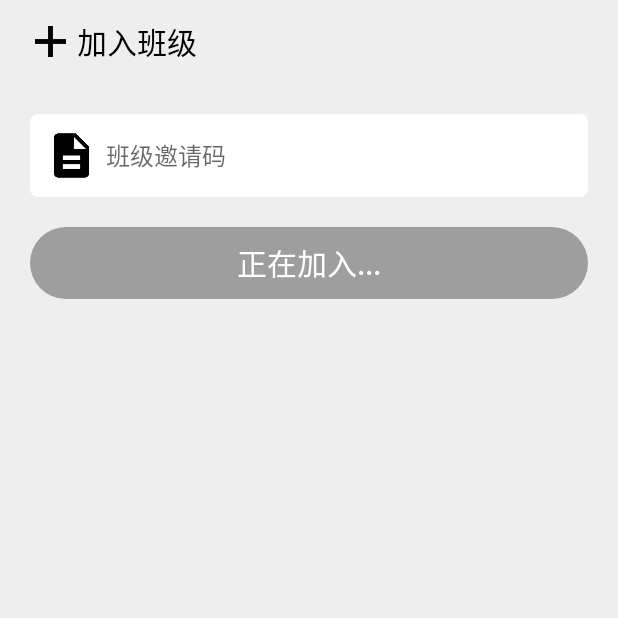
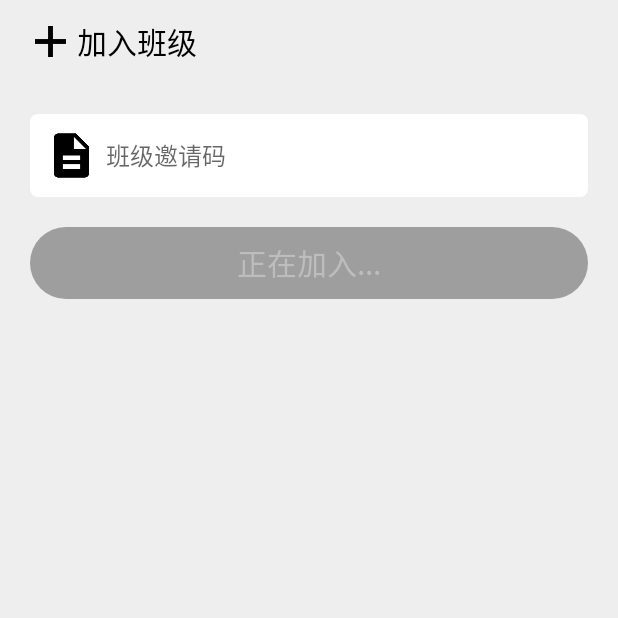
Before and after one commit to byx2000/PowerSignIn, an Android app: the JoinClassActivity screen opened directly, with no data from a screen before it, after a tap on "加入班级", on a phone screen of 412 x 824 dp, the top half of it. Run offline under Robolectric (Android 15) with nearby library versions, the phone set to English and light mode, and no system bars; libraries missing offline, so code that uses them is left out: cn.bmob.v3; 4 statements that could not run were skipped.

Commit message:
update UI

```diff
--- a/app/src/main/java/com/example/powersignin/JoinClassActivity.java
+++ b/app/src/main/java/com/example/powersignin/JoinClassActivity.java
@@ -2,7 +2,9 @@ package com.example.powersignin;
 
 import android.content.Context;
 import android.content.Intent;
+import android.os.Build;
 import android.os.Bundle;
+import android.support.annotation.RequiresApi;
 import android.support.v7.widget.Toolbar;
 import android.view.View;
 import android.widget.Button;
@@ -55,17 +57,18 @@ public class JoinClassActivity extends BaseActivity implements View.OnClickListe
     protected void initData()
     {
         setSupportActionBar(mToolbar);
-        //setToolbarTitle("加入班级");
         getSupportActionBar().setDisplayShowTitleEnabled(false);
 
         mStudentObjectId = getIntent().getStringExtra(EXTRA_STUDENT_OBJECTID);
     }
 
+    @RequiresApi(api = Build.VERSION_CODES.M)
     @Override
     public void onClick(View v)
     {
-        mJoinClassButton.setEnabled(false);
-        mJoinClassButton.setText("正在加入...");
+        //mJoinClassButton.setEnabled(false);
+        //mJoinClassButton.setText("正在加入...");
+        disableJoinClassButton();
 
         String classroomObjectId = mClassCodeEditText.getText().toString();
         joinClassroom(mStudentObjectId, classroomObjectId, new JoinClassroomListener()
@@ -82,9 +85,26 @@ public class JoinClassActivity extends BaseActivity implements View.OnClickListe
             public void failed(String info)
             {
                 toast("加入班级失败: " + info);
-                mJoinClassButton.setEnabled(true);
-                mJoinClassButton.setText("加入班级");
+                //mJoinClassButton.setEnabled(true);
+                //mJoinClassButton.setText("加入班级");
+                enableJoinClassButton();
             }
         });
     }
+
+    @RequiresApi(api = Build.VERSION_CODES.M)
+    private void disableJoinClassButton()
+    {
+        mJoinClassButton.setEnabled(false);
+        mJoinClassButton.setTextColor(getColor(R.color.grey));
+        mJoinClassButton.setText("正在加入...");
+    }
+
+    @RequiresApi(api = Build.VERSION_CODES.M)
+    private void enableJoinClassButton()
+    {
+        mJoinClassButton.setEnabled(true);
+        mJoinClassButton.setTextColor(getColor(R.color.white));
+        mJoinClassButton.setText("加入班级");
+    }
 }
--- a/app/src/main/java/com/example/powersignin/SignupActivity.java
+++ b/app/src/main/java/com/example/powersignin/SignupActivity.java
@@ -187,8 +187,9 @@ public class SignupActivity extends BaseActivity implements View.OnClickListener
                                 public void failed(String info)
                                 {
                                     toast("注册失败: " + info);
-                                    mSignupButton.setEnabled(true);
-                                    mSignupButton.setText("注册");
+                                    //mSignupButton.setEnabled(true);
+                                    //mSignupButton.setText("注册");
+                                    enableSignupButton();
                                 }
                             });
                         }
```
Also changed, not shown: app/src/main/java/com/example/powersignin/NewClassActivity.java (+29 -8 lines).
